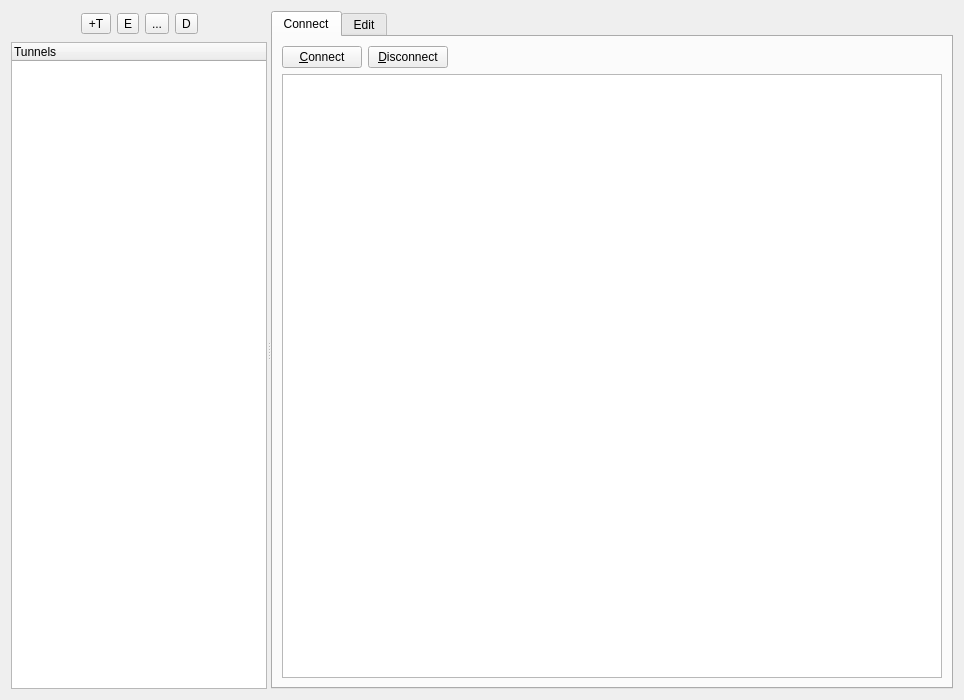
First picture: the form in ATSkeleton.ui, repository rlsvold/eztunnelssh, before the edit.
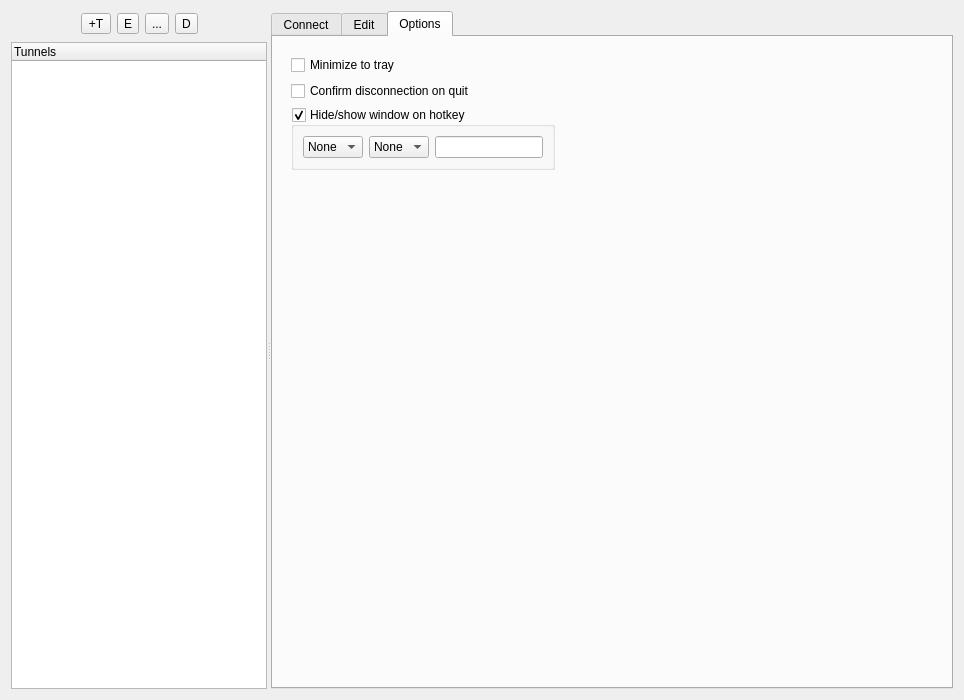
Second picture: the form after the edit. Icons and pictures are not drawn.

Commit message: * ezTunnelSSH 0.7.4 - Added option tab. - Added hotkey to show/hide window. - Added option to choose hotkey. - Added option to minimize to tray. - Added option to confirm disconnection on quit. - Using shorter time for tray trigger. - Workaround for quit on closing about-box. - Fixed disconnected tunnels tried to reconnect on quit. - Added connection/disconnection of tunnel by pressing enter on list item. - Renamed list container. - Added selection of first auto-connecting tunnel. - Updated how_to_compile.txt.

Patch:
```diff
--- a/ATSkeleton.ui
+++ b/ATSkeleton.ui
@@ -144,7 +144,7 @@
        </sizepolicy>
       </property>
       <property name="currentIndex" >
-       <number>0</number>
+       <number>2</number>
       </property>
       <widget class="QWidget" name="tab" >
        <attribute name="title" >
@@ -193,15 +193,12 @@
        <attribute name="title" >
         <string>Edit</string>
        </attribute>
+       <layout class="QGridLayout" >
+        <item row="0" column="0" >
+         <widget class="QWidget" native="1" name="widget_2" >
+          <layout class="QGridLayout" >
+           <item row="0" column="0" >
        <widget class="QWidget" native="1" name="widget1" >
-        <property name="geometry" >
-         <rect>
-          <x>9</x>
-          <y>9</y>
-          <width>481</width>
-          <height>307</height>
-         </rect>
-        </property>
         <layout class="QGridLayout" >
          <item row="0" column="0" >
           <widget class="QLabel" name="label" >
@@ -490,6 +487,197 @@
          </item>
         </layout>
        </widget>
+           </item>
+           <item row="0" column="1" >
+            <spacer>
+             <property name="orientation" >
+              <enum>Qt::Horizontal</enum>
+             </property>
+             <property name="sizeHint" >
+              <size>
+               <width>40</width>
+               <height>20</height>
+              </size>
+             </property>
+            </spacer>
+           </item>
+           <item row="1" column="0" >
+            <spacer>
+             <property name="orientation" >
+              <enum>Qt::Vertical</enum>
+             </property>
+             <property name="sizeHint" >
+              <size>
+               <width>20</width>
+               <height>40</height>
+              </size>
+             </property>
+            </spacer>
+           </item>
+          </layout>
+         </widget>
+        </item>
+        <item row="0" column="1" >
+         <spacer>
+          <property name="orientation" >
+           <enum>Qt::Horizontal</enum>
+          </property>
+          <property name="sizeHint" >
+           <size>
+            <width>40</width>
+            <height>20</height>
+           </size>
+          </property>
+         </spacer>
+        </item>
+        <item row="1" column="0" >
+         <spacer>
+          <property name="orientation" >
+           <enum>Qt::Vertical</enum>
+          </property>
+          <property name="sizeHint" >
+           <size>
+            <width>20</width>
+            <height>40</height>
+           </size>
+          </property>
+         </spacer>
+        </item>
+       </layout>
+      </widget>
+      <widget class="QWidget" name="tab_3" >
+       <attribute name="title" >
+        <string>Options</string>
+       </attribute>
+       <layout class="QGridLayout" >
+        <item row="0" column="0" >
+         <widget class="QWidget" native="1" name="widget" >
+          <layout class="QGridLayout" >
+           <item row="0" column="0" colspan="2" >
+            <widget class="QCheckBox" name="checkMinimizeToTray" >
+             <property name="text" >
+              <string>Minimize to tray</string>
+             </property>
+            </widget>
+           </item>
+           <item row="1" column="0" >
+            <widget class="QCheckBox" name="checkConfirmOnQuit" >
+             <property name="text" >
+              <string>Confirm disconnection on quit</string>
+             </property>
+            </widget>
+           </item>
+           <item row="2" column="0" >
+            <widget class="QGroupBox" name="groupHotkey" >
+             <property name="title" >
+              <string>Hide/show window on hotkey</string>
+             </property>
+             <property name="checkable" >
+              <bool>true</bool>
+             </property>
+             <property name="checked" >
+              <bool>true</bool>
+             </property>
+             <layout class="QHBoxLayout" >
+              <item>
+               <widget class="QComboBox" name="comboHotkey1" >
+                <item>
+                 <property name="text" >
+                  <string>None</string>
+                 </property>
+                </item>
+                <item>
+                 <property name="text" >
+                  <string>Ctrl</string>
+                 </property>
+                </item>
+                <item>
+                 <property name="text" >
+                  <string>Alt</string>
+                 </property>
+                </item>
+               </widget>
+              </item>
+              <item>
+               <widget class="QComboBox" name="comboHotkey2" >
+                <item>
+                 <property name="text" >
+                  <string>None</string>
+                 </property>
+                </item>
+                <item>
+                 <property name="text" >
+                  <string>Shift</string>
+                 </property>
+                </item>
+               </widget>
+              </item>
+              <item>
+               <widget class="QLineEdit" name="editHotkey" >
+                <property name="inputMask" >
+                 <string>>A; </string>
+                </property>
+               </widget>
+              </item>
+             </layout>
+            </widget>
+           </item>
+           <item row="2" column="1" >
+            <spacer>
+             <property name="orientation" >
+              <enum>Qt::Horizontal</enum>
+             </property>
+             <property name="sizeHint" >
+              <size>
+               <width>40</width>
+               <height>20</height>
+              </size>
+             </property>
+            </spacer>
+           </item>
+           <item row="3" column="0" >
+            <spacer>
+             <property name="orientation" >
+              <enum>Qt::Vertical</enum>
+             </property>
+             <property name="sizeHint" >
+              <size>
+               <width>20</width>
+               <height>41</height>
+              </size>
+             </property>
+            </spacer>
+           </item>
+          </layout>
+         </widget>
+        </item>
+        <item row="0" column="1" >
+         <spacer>
+          <property name="orientation" >
+           <enum>Qt::Horizontal</enum>
+          </property>
+          <property name="sizeHint" >
+           <size>
+            <width>40</width>
+            <height>20</height>
+           </size>
+          </property>
+         </spacer>
+        </item>
+        <item row="1" column="0" >
+         <spacer>
+          <property name="orientation" >
+           <enum>Qt::Vertical</enum>
+          </property>
+          <property name="sizeHint" >
+           <size>
+            <width>20</width>
+            <height>391</height>
+           </size>
+          </property>
+         </spacer>
+        </item>
+       </layout>
       </widget>
      </widget>
     </widget>
```
Left out of the diff: 6 changed lines with no effect on the pictures. Lines whose indentation alone changed are shown as unchanged. The commit also changes 9 other files.
